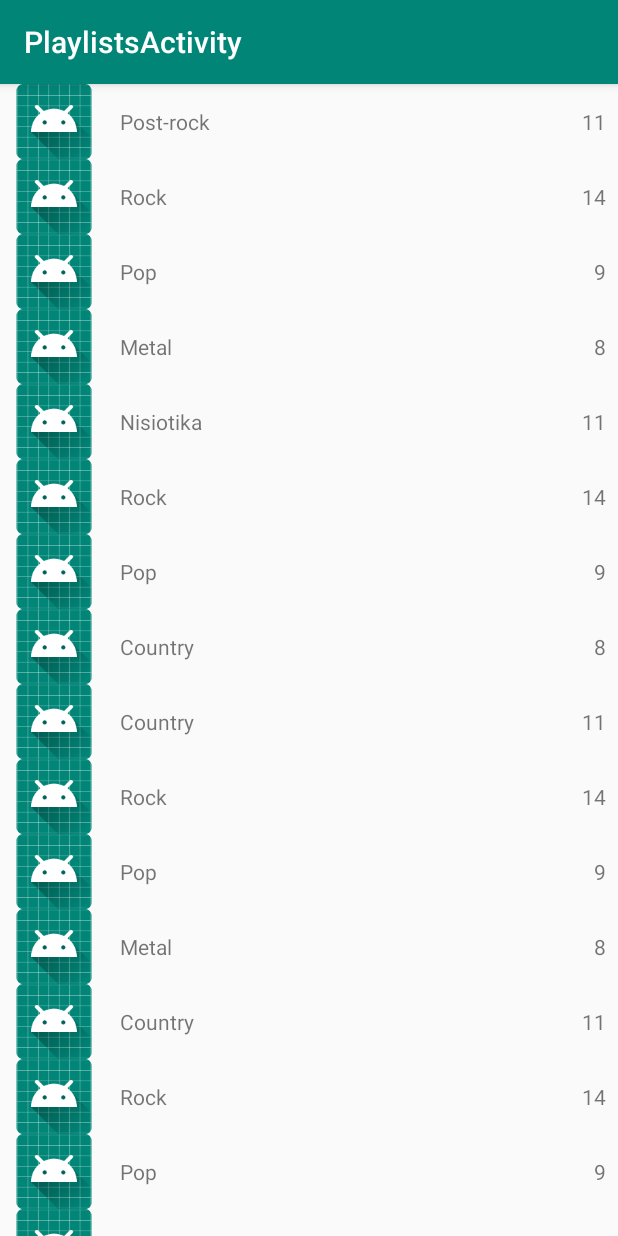
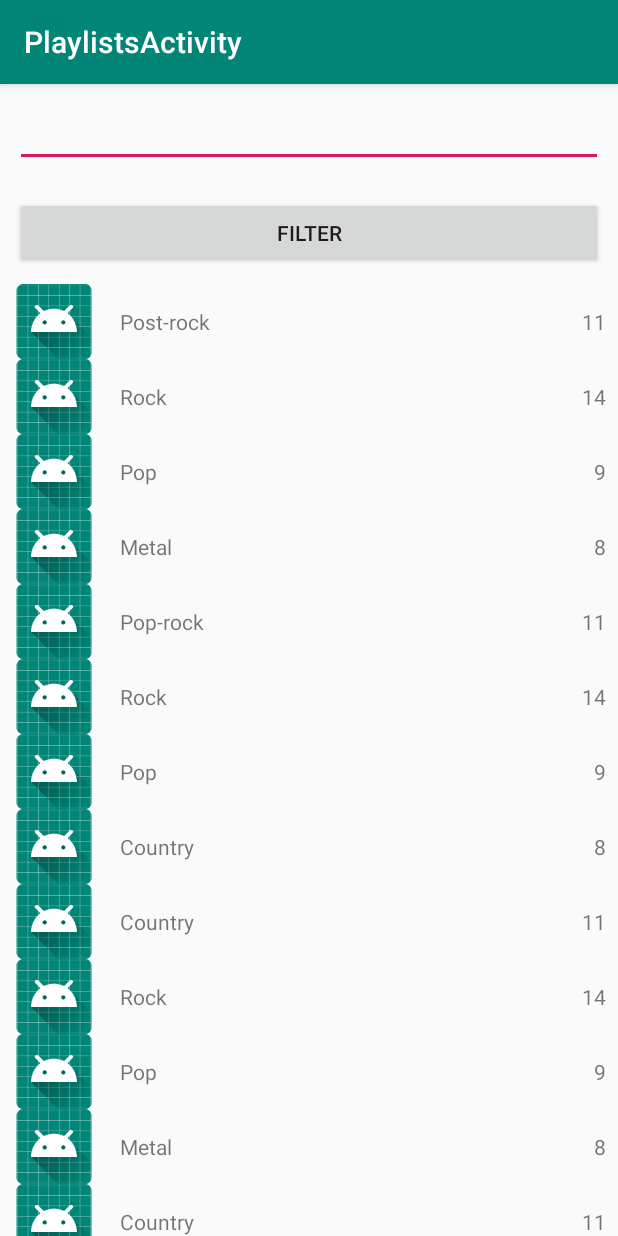
Before and after one commit to thaben/simpleandroidapp, an Android app: the PlaylistsFragment screen opened directly, with no data from a screen before it, on a phone screen of 412 x 824 dp. Run offline under Robolectric (Android 15) with nearby library versions, the phone set to English and light mode, and no system bars.

Commit message:
added filters for RecycleVew lists

```diff
--- a/app/src/main/AndroidManifest.xml
+++ b/app/src/main/AndroidManifest.xml
@@ -17,15 +17,16 @@
 
 
 
+
         </activity>
         <activity android:name=".tracks.TracksActivity">
-
             <intent-filter>
                 <action android:name="android.intent.action.MAIN" />
 
                 <category android:name="android.intent.category.LAUNCHER" />
             </intent-filter>
 
+
         </activity>
     </application>
 
--- a/app/src/main/java/com/example/tns/musicapp/playlists/PlaylistsFragment.java
+++ b/app/src/main/java/com/example/tns/musicapp/playlists/PlaylistsFragment.java
@@ -9,6 +9,8 @@ import android.util.Log;
 import android.view.LayoutInflater;
 import android.view.View;
 import android.view.ViewGroup;
+import android.widget.Button;
+import android.widget.EditText;
 import android.widget.Toast;
 
 import com.example.tns.musicapp.R;
@@ -23,6 +25,9 @@ public class PlaylistsFragment extends Fragment implements PlaylistView {
 
     RecyclerView playlistsRv;
     PlaylistsPresenter playlistPresenter;
+
+    EditText mFilterEditText;
+    Button mFilterButton;
 
     public PlaylistsFragment() {
         // Required empty public constructor
@@ -43,6 +48,22 @@ public class PlaylistsFragment extends Fragment implements PlaylistView {
 //        insertMockPlaylists(playlists); this was for MVC now we use presenter
 
         playlistPresenter = new PlaylistsPresenterImp(this);
+
+        //filter
+        mFilterEditText = v.findViewById(R.id.filter_edit_text);
+        mFilterButton = v.findViewById(R.id.filter_button);
+        mFilterButton.setOnClickListener(new View.OnClickListener() {
+            @Override
+            public void onClick(View view) {
+                String filterText = mFilterEditText.getText().toString();
+                playlistPresenter.getFilteredPlaylists(filterText);
+            }
+        });
+
+        //end of filter
+
+
+
         playlistPresenter.getPlaylists();
 
         return v;
--- a/app/src/main/java/com/example/tns/musicapp/playlists/PlaylistsInteractor.java
+++ b/app/src/main/java/com/example/tns/musicapp/playlists/PlaylistsInteractor.java
@@ -5,6 +5,8 @@ import java.util.ArrayList;
 public interface PlaylistsInteractor {
 
     void getPlaylists(OnPlaylistsFinishListener listener);
+
+    void getFilteredPlaylists(OnPlaylistsFinishListener listener,String filterString);
 
         interface OnPlaylistsFinishListener {
 
--- a/app/src/main/java/com/example/tns/musicapp/playlists/PlaylistsInteractorImp.java
+++ b/app/src/main/java/com/example/tns/musicapp/playlists/PlaylistsInteractorImp.java
@@ -1,4 +1,6 @@
 package com.example.tns.musicapp.playlists;
+
+import android.util.Log;
 
 import java.lang.reflect.Array;
 import java.util.ArrayList;
@@ -9,7 +11,20 @@ public class PlaylistsInteractorImp implements PlaylistsInteractor {
     @Override
     public void getPlaylists(OnPlaylistsFinishListener listener) {
         ArrayList playlists = insertMockPlaylists();
-                listener.onSuccess(playlists); //interactor get in constructor !!
+        listener.onSuccess(playlists); //interactor get in constructor !!
+    }
+
+    @Override
+    public void getFilteredPlaylists(OnPlaylistsFinishListener listener, String filterString) {
+        ArrayList<Playlist> filteredPlaylists = new ArrayList<>();
+        ArrayList<Playlist> playlists = insertMockPlaylists();
+        for(Playlist pl :playlists){
+            if(pl.getName().startsWith(filterString)){
+                filteredPlaylists.add(pl);
+            }
+
+        }
+        listener.onSuccess(filteredPlaylists);
     }
 
 
@@ -19,7 +34,7 @@ public class PlaylistsInteractorImp implements PlaylistsInteractor {
         playlists.add(new Playlist("2", "Rock", 14));
         playlists.add(new Playlist("3", "Pop", 9));
         playlists.add(new Playlist("4", "Metal", 8));
-        playlists.add(new Playlist("1", "Nisiotika", 11));
+        playlists.add(new Playlist("45", "Pop-rock", 11));
         playlists.add(new Playlist("2", "Rock", 14));
         playlists.add(new Playlist("3", "Pop", 9));
         playlists.add(new Playlist("4", "Country", 8));
--- a/app/src/main/java/com/example/tns/musicapp/playlists/PlaylistsPresenter.java
+++ b/app/src/main/java/com/example/tns/musicapp/playlists/PlaylistsPresenter.java
@@ -2,5 +2,6 @@ package com.example.tns.musicapp.playlists;
 
 public interface PlaylistsPresenter {
     void getPlaylists();
+    void getFilteredPlaylists(String filter);
 
 }
--- a/app/src/main/java/com/example/tns/musicapp/playlists/PlaylistsPresenterImp.java
+++ b/app/src/main/java/com/example/tns/musicapp/playlists/PlaylistsPresenterImp.java
@@ -17,6 +17,11 @@ public class PlaylistsPresenterImp implements PlaylistsPresenter, PlaylistsInter
        playlistsInteractor.getPlaylists(this);
     }
 
+    @Override
+    public void getFilteredPlaylists(String filter) {
+        playlistsInteractor.getFilteredPlaylists(this,filter);
+    }
+
 
     @Override
     public void onSuccess(ArrayList<Playlist> playlists) {
--- a/app/src/main/java/com/example/tns/musicapp/tracks/TracksInteractor.java
+++ b/app/src/main/java/com/example/tns/musicapp/tracks/TracksInteractor.java
@@ -5,6 +5,8 @@ import java.util.ArrayList;
 public interface TracksInteractor {
     void getTracks(OnTracksFinishListener listener);
 
+    void getFilteredTracks(OnTracksFinishListener listener,String filter);
+
     //sub interface for callback
     interface OnTracksFinishListener {
         void onSuccess(ArrayList<Track> tracks);
--- a/app/src/main/java/com/example/tns/musicapp/tracks/TracksPresenter.java
+++ b/app/src/main/java/com/example/tns/musicapp/tracks/TracksPresenter.java
@@ -3,4 +3,7 @@ package com.example.tns.musicapp.tracks;
 public interface TracksPresenter {
     void getTracks();
 
+    void getFilteredTracks(String filter);
+
+
 }
--- a/app/src/main/res/layout/fragment_playlists.xml
+++ b/app/src/main/res/layout/fragment_playlists.xml
@@ -6,6 +6,19 @@
     android:orientation="vertical"
     tools:context=".playlists.PlaylistsFragment">
 
+    <EditText
+        android:id="@+id/filter_edit_text"
+        android:layout_width="match_parent"
+        android:layout_height="wrap_content"
+        android:layout_margin="10dp" />
+
+    <Button
+        android:id="@+id/filter_button"
+        android:layout_width="match_parent"
+        android:layout_height="wrap_content"
+        android:layout_margin="10dp"
+        android:text="@string/filter_button_text" />
+
     <android.support.v7.widget.RecyclerView
         android:id="@+id/playslists_rv"
         android:layout_width="match_parent"
--- a/app/src/main/res/values/strings.xml
+++ b/app/src/main/res/values/strings.xml
@@ -3,5 +3,7 @@
 
     <!-- TODO: Remove or change this placeholder text -->
     <string name="hello_blank_fragment">Hello blank fragment</string>
+
+    <string name="filter_button_text">Filter</string>
     <string name="title_activity_playlists">PlaylistsActivity</string>
 </resources>
```
Also changed, not shown: app/src/main/java/com/example/tns/musicapp/tracks/TracksFragment.java (+20 -0 lines), app/src/main/java/com/example/tns/musicapp/tracks/TracksInteractorImp.java (+12 -0 lines), app/src/main/java/com/example/tns/musicapp/tracks/TracksPresenterImp.java (+7 -1 lines), app/src/main/res/layout/fragment_tracks.xml (+14 -0 lines).
